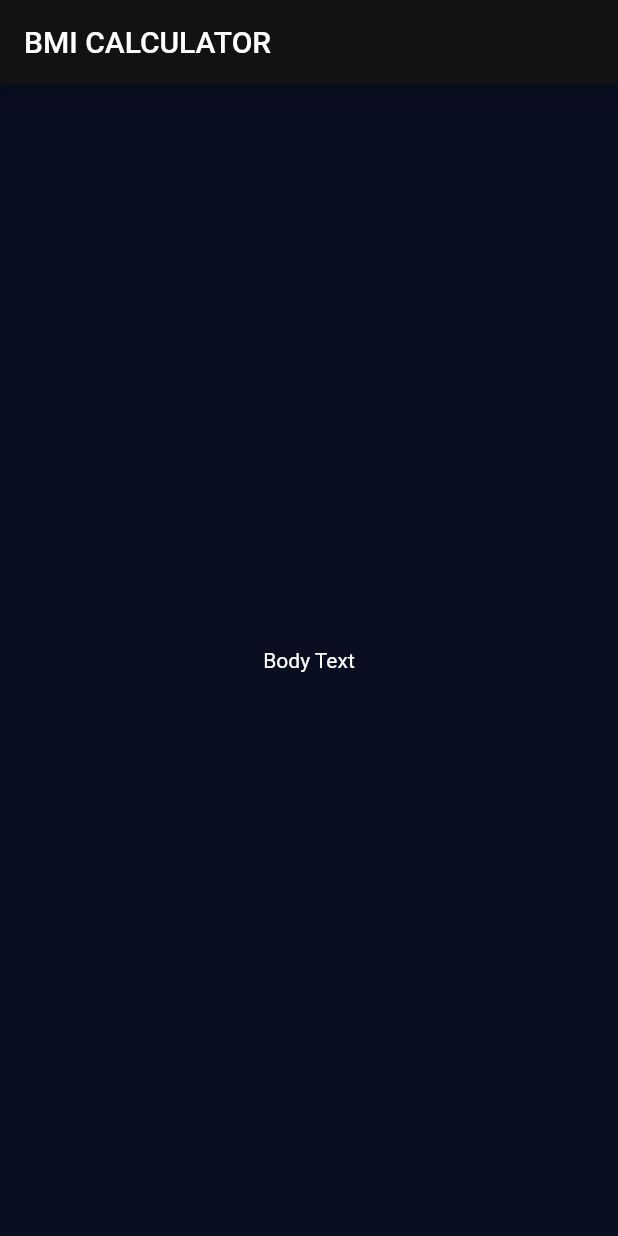
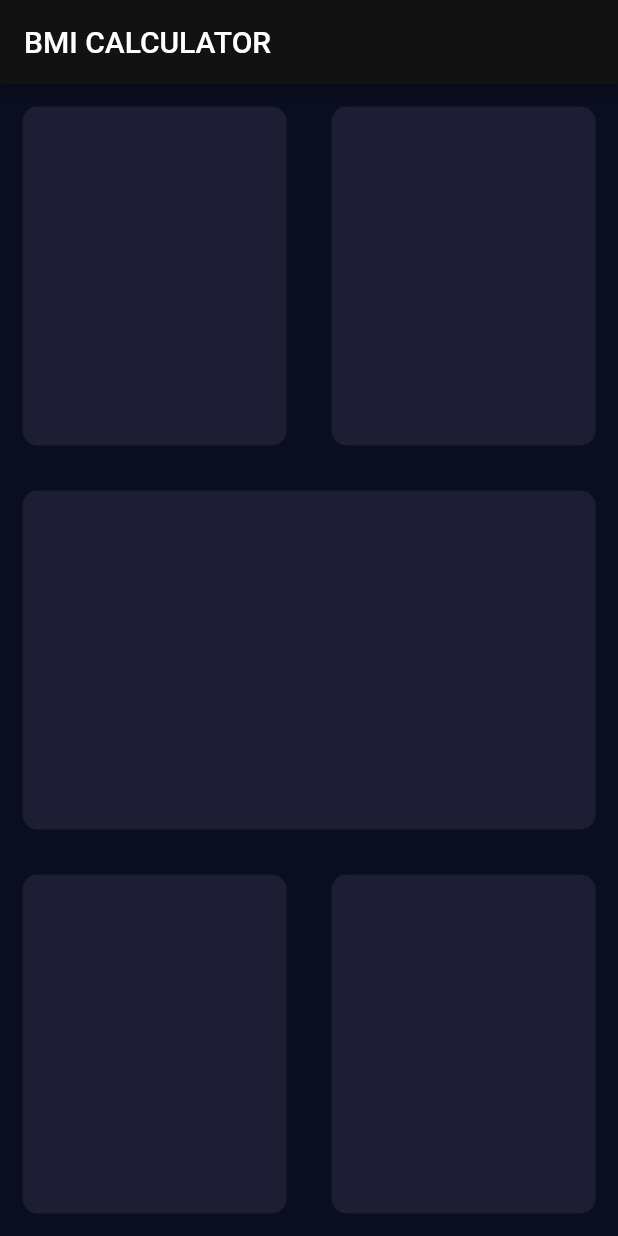
Before and after one commit to MateuszRajczyk/BMICalculator, a Flutter app: the screen it shows after launch, on a phone screen of 412 x 824 dp. Run offline on Flutter 3.47's test engine with Material 2 defaults, Android fonts, the phone set to English and light mode, and no system bars.

Commit message:
set layout for our main app page and pack around with boxes

```diff
--- a/lib/input_page.dart
+++ b/lib/input_page.dart
@@ -11,12 +11,69 @@ class _InputPageState extends State<InputPage> {
   @override
   Widget build(BuildContext context) {
     return Scaffold(
-      appBar: AppBar(
-        title: const Text('BMI CALCULATOR'),
-      ),
-      body: const Center(
-        child: Text('Body Text'),
-      ),
-    );
+        appBar: AppBar(
+          title: const Text('BMI CALCULATOR'),
+        ),
+        body: Column(
+          children: [
+            Expanded(
+              child: Row(
+                children: [
+                  Expanded(
+                    child: Container(
+                      margin: const EdgeInsets.all(15.0),
+                      decoration: BoxDecoration(
+                        color: const Color(0xFF1D1E33),
+                        borderRadius: BorderRadius.circular(10.0),
+                      ),
+                    ),
+                  ),
+                  Expanded(
+                    child: Container(
+                      margin: const EdgeInsets.all(15.0),
+                      decoration: BoxDecoration(
+                        color: const Color(0xFF1D1E33),
+                        borderRadius: BorderRadius.circular(10.0),
+                      ),
+                    ),
+                  ),
+                ],
+              ),
+            ),
+            Expanded(
+              child: Container(
+                margin: const EdgeInsets.all(15.0),
+                decoration: BoxDecoration(
+                  color: const Color(0xFF1D1E33),
+                  borderRadius: BorderRadius.circular(10.0),
+                ),
+              ),
+            ),
+            Expanded(
+              child: Row(
+                children: [
+                  Expanded(
+                    child: Container(
+                      margin: const EdgeInsets.all(15.0),
+                      decoration: BoxDecoration(
+                        color: const Color(0xFF1D1E33),
+                        borderRadius: BorderRadius.circular(10.0),
+                      ),
+                    ),
+                  ),
+                  Expanded(
+                    child: Container(
+                      margin: const EdgeInsets.all(15.0),
+                      decoration: BoxDecoration(
+                        color: const Color(0xFF1D1E33),
+                        borderRadius: BorderRadius.circular(10.0),
+                      ),
+                    ),
+                  ),
+                ],
+              ),
+            ),
+          ],
+        ));
   }
 }
```
